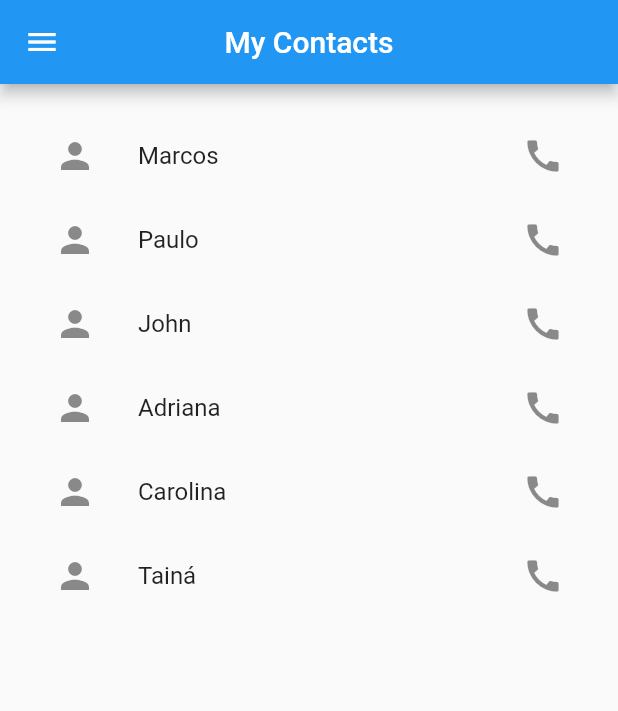
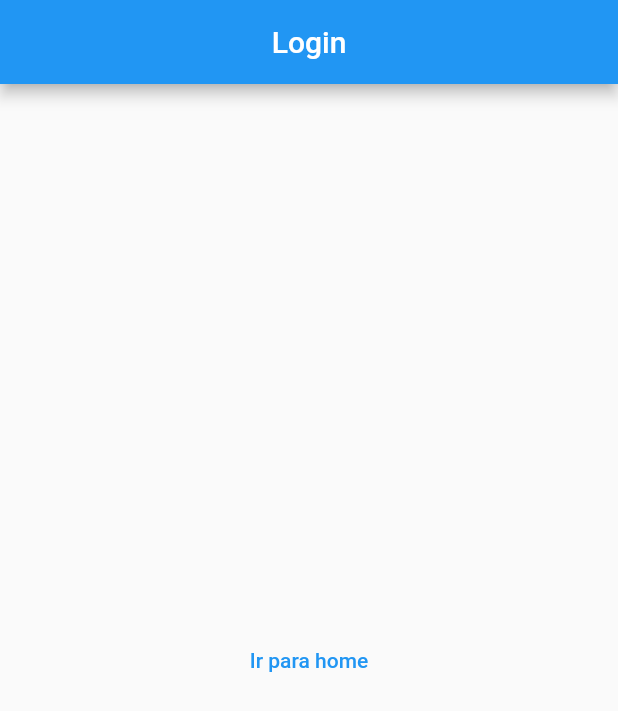
Before and after one commit to maarcos4g/flutter_lessons, a Flutter app: the screen it shows after launch, on a phone screen of 412 x 824 dp. Shown: the top 711 px of the screen. Run offline on Flutter 3.47's test engine with Material 2 defaults, Android fonts, the phone set to English and light mode, and no system bars.

Commit message:
b7web: navigating between screens

```diff
--- a/lib/main.dart
+++ b/lib/main.dart
@@ -1,7 +1,11 @@
 import 'package:flutter/material.dart';
 
+import 'screens/login_page.dart';
+import 'screens/home_page.dart';
+
+
 void main() {
-  runApp(const MyApp());
+  runApp( MyApp());
 }
 
 class MyApp extends StatelessWidget {
@@ -14,62 +18,12 @@ class MyApp extends StatelessWidget {
       theme: ThemeData(
         primarySwatch: Colors.blue,
       ),
-      home: MyHomePage(),
+      routes: {
+        '/': (context) => LoginPage(),
+        '/home': (context) => HomePage(),
+      },
+      initialRoute: '/',
       debugShowCheckedModeBanner: false,
     );
   }
 }
-
-class MyHomePage extends StatelessWidget {
-  var contacts = [
-    'Marcos',
-    'Paulo',
-    'John',
-    'Adriana',
-    'Carolina',
-    'Tainá',
-  ];
-
-  @override
-  Widget build(BuildContext context) {
-    var screen = MediaQuery.of(context).size;
-
-    return Scaffold(
-      appBar: AppBar(
-        centerTitle: true,
-        title: Text('My Contacts'),
-      ),
-      body: ListView.builder(
-          padding: EdgeInsets.all(20),
-          itemCount: contacts.length,
-          itemBuilder: (context, index) {
-            return ListTile(
-                leading: Icon(
-                  Icons.person,
-                  size: 28,
-                ),
-                title: Text('${contacts[index]}'),
-                trailing: Icon(
-                  Icons.call,
-                  size: 28,
-                ));
-          }),
-      drawer: Drawer(
-        child: ListView(
-          children: [
-            DrawerHeader(
-              child: Text("Header"),
-              decoration: BoxDecoration(
-                color: Colors.green,
-              ),
-            ),
-            ListTile(
-              title: Text("Item 1"),
-              onTap: () {},
-            )
-          ],
-        ),
-      ),
-    );
-  }
-}
--- /dev/null
+++ b/lib/screens/home_page.dart
@@ -0,0 +1,32 @@
+import 'package:flutter/material.dart';
+
+class HomePage extends StatelessWidget {
+  var contacts = [
+    'Marcos',
+    'Paulo',
+    'John',
+    'Adriana',
+    'Carolina',
+    'Tainá',
+  ];
+
+  @override
+  Widget build(BuildContext context) {
+    var screen = MediaQuery.of(context).size;
+
+    return Scaffold(
+      appBar: AppBar(
+        centerTitle: true,
+        title: Text('HomePage'),
+      ),
+      body: Center(
+        child: TextButton(
+          child: Text("Voltar"),
+          onPressed: () => {
+            Navigator.pop(context)
+          },
+        ),
+      ),
+    );
+  }
+}
--- /dev/null
+++ b/lib/screens/login_page.dart
@@ -0,0 +1,26 @@
+import 'package:flutter/cupertino.dart';
+import 'package:flutter/material.dart';
+import 'package:flutter/src/widgets/container.dart';
+import 'package:flutter/src/widgets/framework.dart';
+
+class LoginPage extends StatelessWidget {
+  const LoginPage({super.key});
+
+  @override
+  Widget build(BuildContext context) {
+    return Scaffold(
+      appBar: AppBar(
+        centerTitle: true,
+        title: Text("Login"),
+      ),
+      body: Center(
+        child: TextButton(
+          child: Text("Ir para home"),
+          onPressed: () => {
+            Navigator.pushNamed(context, "/home")
+          },
+        ),
+      ),
+    );
+  }
+}
```
